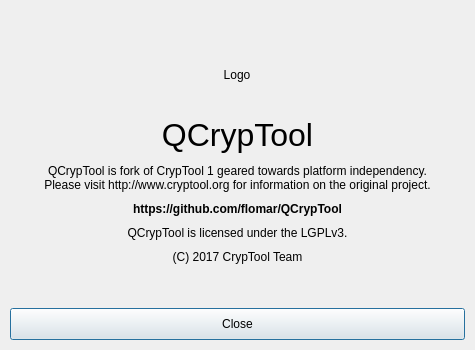
Above: trunk/Resources/CrypTool/Dialogs/DialogAbout.ui from flomar/QCrypTool before the change. Below: the same form after it.
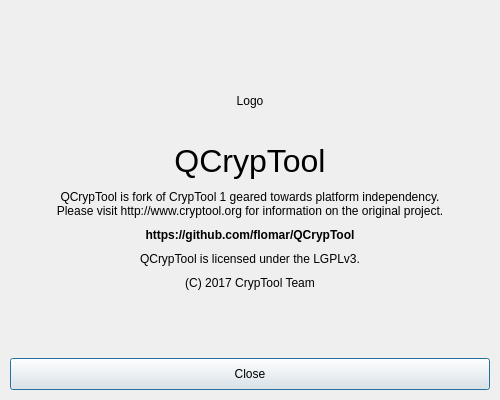
That is the form after the change.

Patch:
```diff
--- a/trunk/Resources/CrypTool/Dialogs/DialogAbout.ui
+++ b/trunk/Resources/CrypTool/Dialogs/DialogAbout.ui
@@ -6,8 +6,8 @@
    <rect>
     <x>0</x>
     <y>0</y>
-    <width>475</width>
-    <height>350</height>
+    <width>500</width>
+    <height>400</height>
    </rect>
   </property>
   <property name="windowTitle">
```
